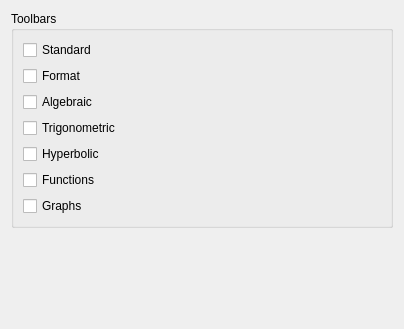
Old version of the form src/interface_settings_form.ui in the repository denprog/yutovo-desktop.
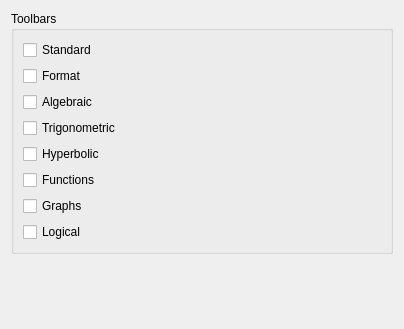
New version of the form.

Commit message: Add toolbar of logical operations.

Patch:
```diff
--- a/src/interface_settings_form.ui
+++ b/src/interface_settings_form.ui
@@ -71,6 +71,13 @@
           </property>
          </widget>
         </item>
+        <item>
+         <widget class="QCheckBox" name="logical_toolbar">
+          <property name="text">
+           <string>Logical</string>
+          </property>
+         </widget>
+        </item>
        </layout>
       </widget>
      </item>
```
The commit also changes 10 other files.
